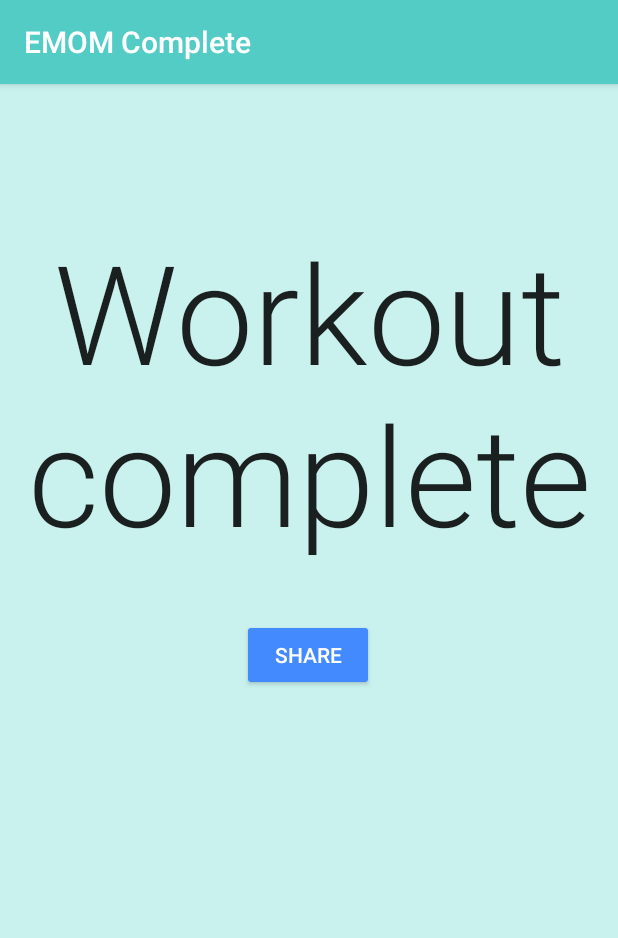
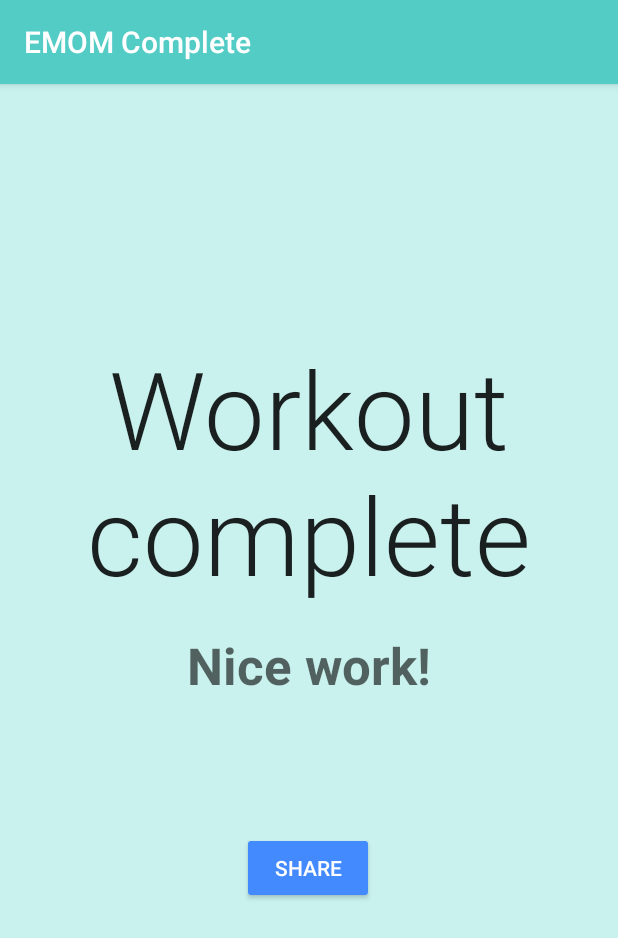
Before and after one commit to danielpape/EMOM, an Android app: the CompletedActivity screen opened directly, with no data from a screen before it, on a phone screen of 412 x 824 dp. Shown: the top 938 px of the screen. Run offline under Robolectric (Android 15) with nearby library versions, the phone set to English and light mode, and no system bars.

Commit message:
Updated completed workout activity

```diff
--- a/app/src/main/res/layout/activity_completed.xml
+++ b/app/src/main/res/layout/activity_completed.xml
@@ -9,21 +9,41 @@
     tools:context="com.danielpape.EMOM.CompletedActivity">
 
     <TextView
+        android:id="@+id/textView1"
+        android:layout_width="0dp"
+        android:layout_height="wrap_content"
+        android:layout_marginBottom="8dp"
+        android:layout_marginLeft="8dp"
+        android:layout_marginRight="8dp"
+        android:layout_marginTop="8dp"
+        android:layout_weight="0.10"
+        android:text="Nice work!"
+        android:textAlignment="center"
+        android:textAppearance="@android:style/TextAppearance.Material.Display1"
+        android:textStyle="bold"
+        app:layout_constraintBottom_toTopOf="@+id/twitterShareButton"
+        app:layout_constraintHorizontal_bias="0.0"
+        app:layout_constraintLeft_toLeftOf="parent"
+        app:layout_constraintRight_toRightOf="parent"
+        app:layout_constraintTop_toBottomOf="@+id/textView2"
+        app:layout_constraintVertical_bias="0.100000024" />
+
+    <TextView
         android:id="@+id/textView2"
         android:layout_width="0dp"
         android:layout_height="wrap_content"
-        android:layout_marginBottom="8dp"
-        android:layout_marginTop="30dp"
         android:layout_weight="0.10"
         android:text="Workout complete"
         android:textAlignment="center"
         android:textAppearance="@android:style/TextAppearance.Material.Display4"
         android:textColor="?android:attr/textColorPrimary"
-        android:textSize="92sp"
+        android:textSize="72sp"
+        tools:layout_editor_absoluteX="0dp"
+        app:layout_constraintTop_toTopOf="parent"
+        android:layout_marginTop="64dp"
         app:layout_constraintBottom_toBottomOf="parent"
-        app:layout_constraintTop_toTopOf="parent"
-        app:layout_constraintVertical_bias="0.120000005"
-        tools:layout_editor_absoluteX="0dp" />
+        android:layout_marginBottom="8dp"
+        app:layout_constraintVertical_bias="0.19999999" />
 
     <Button
         android:id="@+id/twitterShareButton"
@@ -31,15 +51,18 @@
         android:layout_height="wrap_content"
         android:layout_marginLeft="8dp"
         android:layout_marginRight="8dp"
-        android:layout_marginTop="36dp"
         android:layout_weight="0.10"
         android:backgroundTint="@color/colorAccent"
         android:onClick="shareButtonTapped"
         android:text="Share"
         android:textColor="@color/common_google_signin_btn_text_dark_pressed"
-        app:layout_constraintHorizontal_bias="0.497"
+        app:layout_constraintHorizontal_bias="0.498"
         app:layout_constraintLeft_toLeftOf="parent"
         app:layout_constraintRight_toRightOf="parent"
-        app:layout_constraintTop_toBottomOf="@+id/textView2" />
+        app:layout_constraintBottom_toBottomOf="parent"
+        android:layout_marginBottom="8dp"
+        android:layout_marginTop="8dp"
+        app:layout_constraintTop_toBottomOf="@+id/textView2"
+        app:layout_constraintVertical_bias="0.39999998" />
 
 </android.support.constraint.ConstraintLayout>
```
